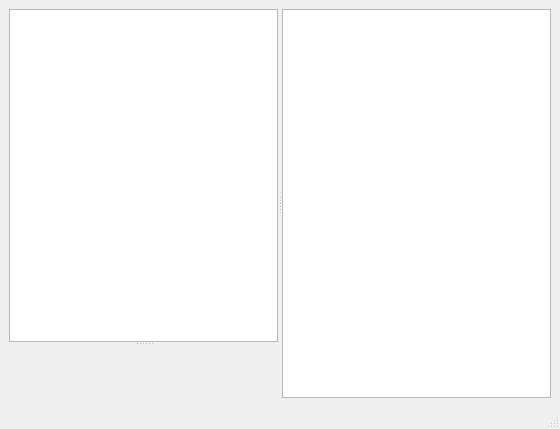
Qt form plugins/archive/historyBrowser.ui (xmpp-graveyard/jabbim) before a commit.
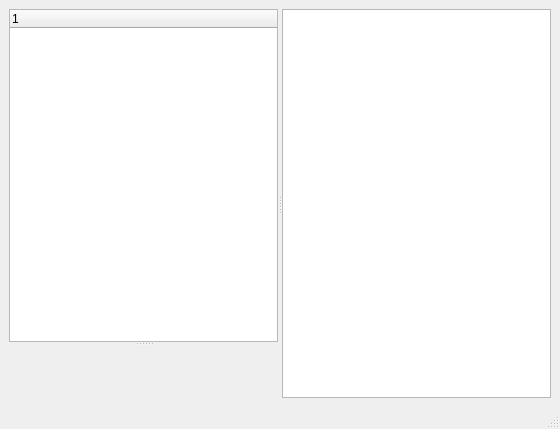
The same form after that commit.

Commit message: roztrideni kontaktu v historii + pojmenovavani kontaktu

```diff
--- a/plugins/archive/historyBrowser.ui
+++ b/plugins/archive/historyBrowser.ui
@@ -29,7 +29,11 @@
        <property name="orientation" >
         <enum>Qt::Vertical</enum>
        </property>
-       <widget class="QListWidget" name="seznam" />
+       <widget class="QTreeWidget" name="seznam" >
+        <property name="rootIsDecorated" >
+         <bool>false</bool>
+        </property>
+       </widget>
        <widget class="QWidget" native="1" name="calendarWidget" />
       </widget>
       <widget class="QTextBrowser" name="text" />
```
The commit also changes 2 other files.
